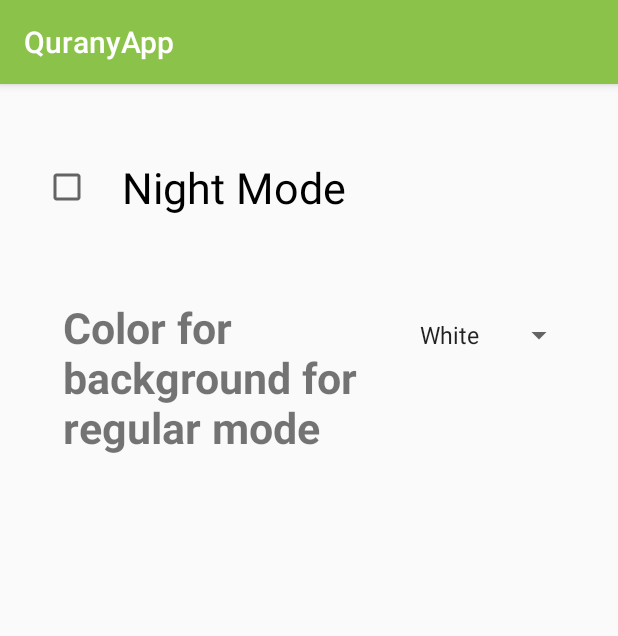
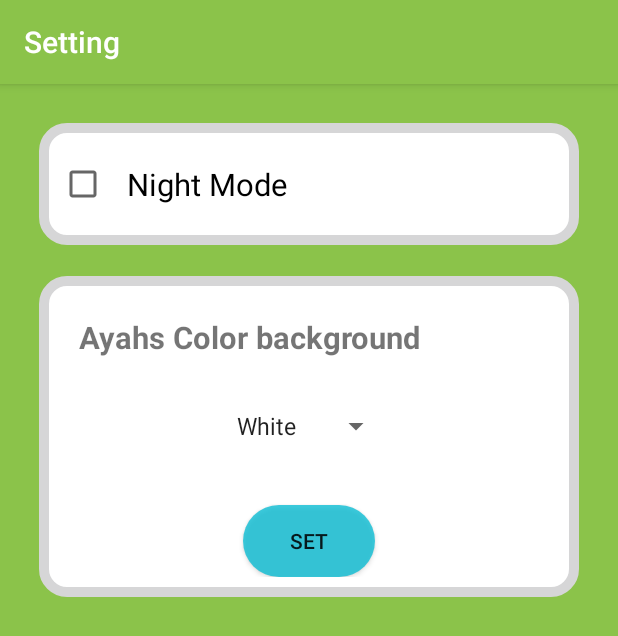
Before and after one commit to MahmoudMabrok/QuranyApp, an Android app: the SettingActivity screen opened directly, with no data from a screen before it, on a phone screen of 412 x 824 dp. Shown: the top 636 px of the screen. Run offline under Robolectric (Android 15) with nearby library versions, the phone set to English and light mode, and no system bars; our stand-ins replace ButterKnife, sdp/ssp sizes.

Commit message:
add new way to switch pages & add identation to spinners & fix setting not changed problem

```diff
--- a/app/build.gradle
+++ b/app/build.gradle
@@ -7,8 +7,8 @@ android {
         applicationId "education.mahmoud.quranyapp"
         minSdkVersion 19
         targetSdkVersion 28
-        versionCode 18
-        versionName "2.0.0"
+        versionCode 19
+        versionName "2.1.3"
 //        testInstrumentationRumannner "android.support.test.runner.AndroidJUnitRunner"
         vectorDrawables.useSupportLibrary = true
     }
--- a/app/src/main/java/education/mahmoud/quranyapp/feature/setting/SettingActivity.java
+++ b/app/src/main/java/education/mahmoud/quranyapp/feature/setting/SettingActivity.java
@@ -6,6 +6,7 @@ import android.util.Log;
 import android.view.View;
 import android.widget.AdapterView;
 import android.widget.ArrayAdapter;
+import android.widget.Button;
 import android.widget.CheckBox;
 import android.widget.CompoundButton;
 import android.widget.LinearLayout;
@@ -17,6 +18,7 @@ import java.util.List;
 
 import butterknife.BindView;
 import butterknife.ButterKnife;
+import butterknife.OnClick;
 import education.mahmoud.quranyapp.R;
 import education.mahmoud.quranyapp.data_layer.Repository;
 
@@ -31,6 +33,11 @@ public class SettingActivity extends AppCompatActivity {
     Spinner spColorReqularMode;
     @BindView(R.id.linearColor)
     LinearLayout linearColor;
+    @BindView(R.id.btnSetColor)
+    Button btnSetColor;
+
+
+    int colorPosForBackground ;
 
     @Override
     protected void onCreate(Bundle savedInstanceState) {
@@ -43,12 +50,14 @@ public class SettingActivity extends AppCompatActivity {
                 , getString(R.string.green)));
 
         repository = Repository.getInstance(getApplication());
+
         cbNightMode.setChecked(repository.getNightModeState());
         if (cbNightMode.isChecked()) {
             nightMode();
         } else {
             defaultMode();
         }
+
         cbNightMode.setOnCheckedChangeListener(new CompoundButton.OnCheckedChangeListener() {
             @Override
             public void onCheckedChanged(CompoundButton compoundButton, boolean state) {
@@ -64,6 +73,9 @@ public class SettingActivity extends AppCompatActivity {
 
         ArrayAdapter<String> adapter = new ArrayAdapter<>(this, android.R.layout.simple_dropdown_item_1line, colorSet);
         spColorReqularMode.setAdapter(adapter);
+        // load from shared preference and set to spinner.
+        colorPosForBackground = repository.getBackColorState();
+        spColorReqularMode.setSelection(colorPosForBackground);
 
         spColorReqularMode.setOnItemSelectedListener(new AdapterView.OnItemSelectedListener() {
             @Override
@@ -71,7 +83,7 @@ public class SettingActivity extends AppCompatActivity {
                 Log.d(TAG, "onItemSelected: " + i + ":: " + l);
                 int pos = spColorReqularMode.getSelectedItemPosition();
                 Log.d(TAG, "onItemSelected: pos " + pos);
-                repository.setBackColorState(pos);
+                colorPosForBackground = pos ;
             }
 
             @Override
@@ -80,6 +92,7 @@ public class SettingActivity extends AppCompatActivity {
             }
         });
 
+        setTitle(getString(R.string.setting));
     }
 
     private void defaultMode() {
@@ -90,4 +103,9 @@ public class SettingActivity extends AppCompatActivity {
     private void nightMode() {
         linearColor.setVisibility(View.GONE);
     }
+
+    @OnClick(R.id.btnSetColor)
+    public void onViewClicked() {
+        repository.setBackColorState(colorPosForBackground);
+    }
 }
--- /dev/null
+++ b/app/src/main/res/drawable/setting_border.xml
@@ -0,0 +1,12 @@
+<?xml version="1.0" encoding="utf-8"?>
+<selector xmlns:android="http://schemas.android.com/apk/res/android">
+
+
+    <item>
+        <shape android:shape="rectangle">
+            <solid android:color="@color/bg_white" />
+            <corners android:radius="@dimen/_12sdp" />
+            <stroke android:color="@color/black" android:width="@dimen/_5sdp"/>
+        </shape>
+    </item>
+</selector>
--- a/app/src/main/res/layout/activity_setting.xml
+++ b/app/src/main/res/layout/activity_setting.xml
@@ -1,22 +1,30 @@
 <?xml version="1.0" encoding="utf-8"?>
 <LinearLayout
-
     xmlns:android="http://schemas.android.com/apk/res/android"
     xmlns:tools="http://schemas.android.com/tools"
     android:layout_width="match_parent"
     android:layout_height="match_parent"
     android:orientation="vertical"
-    android:padding="@dimen/_22sdp"
+    android:background="@color/colorPrimary"
+    android:padding="@dimen/_20sdp"
     tools:context=".feature.setting.SettingActivity">
 
 
-    <CheckBox
-        android:id="@+id/cbNightMode"
-        android:layout_width="match_parent"
-        android:layout_height="wrap_content"
-        android:padding="@dimen/_16sdp"
-        android:text="@string/night_mode"
-        android:textSize="@dimen/setting_text_size" />
+   <LinearLayout
+       android:layout_width="match_parent"
+       android:layout_height="wrap_content"
+       android:background="@drawable/setting_border"
+       android:padding="@dimen/_10sdp">
+
+       <CheckBox
+           android:id="@+id/cbNightMode"
+           android:layout_width="match_parent"
+           android:layout_height="wrap_content"
+           android:padding="@dimen/_10sdp"
+           android:text="@string/night_mode"
+           android:textSize="@dimen/setting_text_size"
+           />
+   </LinearLayout>
 
 
     <LinearLayout
@@ -24,12 +32,15 @@
         android:layout_width="match_parent"
         android:layout_height="wrap_content"
         android:layout_marginTop="@dimen/_16sdp"
-        android:layout_marginBottom="@dimen/_16sdp">
+        android:layout_marginBottom="@dimen/_16sdp"
+        android:orientation="vertical"
+        android:background="@drawable/setting_border"
+        android:padding="@dimen/_10sdp"
+        android:gravity="center_horizontal">
 
         <TextView
-            android:layout_width="0dp"
+            android:layout_width="match_parent"
             android:layout_height="wrap_content"
-            android:layout_weight="1"
             android:padding="@dimen/_10sdp"
             android:text="@string/color_for_background_for_regular_mode"
             android:textSize="@dimen/setting_text_size"
@@ -38,7 +49,15 @@
         <Spinner
             android:id="@+id/spColorReqularMode"
             android:layout_width="wrap_content"
-            android:layout_height="wrap_content" />
+            android:layout_height="wrap_content"
+            android:layout_marginBottom="@dimen/_16sdp"/>
+
+        <Button
+            android:id="@+id/btnSetColor"
+            android:background="@drawable/back_search_res"
+            android:layout_width="wrap_content"
+            android:layout_height="wrap_content"
+            android:text="@string/set"/>
 
     </LinearLayout>
 
--- a/app/src/main/res/values/dimens.xml
+++ b/app/src/main/res/values/dimens.xml
@@ -3,7 +3,7 @@
     <dimen name="fab_margin">16dp</dimen>
     <dimen name="text_margin">16dp</dimen>
     <dimen name="describeColors">@dimen/_12ssp</dimen>
-    <dimen name="setting_text_size">@dimen/_22ssp</dimen>
+    <dimen name="setting_text_size">@dimen/_16ssp</dimen>
     <!-- Default screen margins, per the Android Design guidelines. -->
     <dimen name="activity_horizontal_margin">16dp</dimen>
     <dimen name="activity_vertical_margin">16dp</dimen>
--- a/app/src/main/res/values/strings.xml
+++ b/app/src/main/res/values/strings.xml
@@ -28,7 +28,7 @@
 
     <string name="test_text">Test Text</string>
     <string name="setting">Setting</string>
-    <string name="color_for_background_for_regular_mode">Color for background for regular mode</string>
+    <string name="color_for_background_for_regular_mode">Ayahs Color background</string>
     <string name="green">Green</string>
     <string name="yellow">Yellow</string>
     <string name="white">White</string>
@@ -128,6 +128,7 @@
     <string name="juz_to_display">Juz %d</string>
     <string name="hizb_to_display">Hizb %d</string>
     <string name="part_to_display">%s Hizb %d</string>
+    <string name="set">Set</string>
 
     <array name="parts">
         <item>1/4</item>
```
Also changed, not shown: app/src/main/java/education/mahmoud/quranyapp/feature/show_sura_ayas/PageAdapter.java (+29 -28 lines), app/src/main/java/education/mahmoud/quranyapp/feature/show_sura_ayas/ShowAyahsActivity.java (+10 -3 lines), app/src/main/res/layout/fragment_listen.xml (+6 -4 lines), app/src/main/res/layout/fragment_test.xml (+6 -4 lines), app/src/main/res/layout/page_item.xml (+8 -7 lines), 2 other files.
